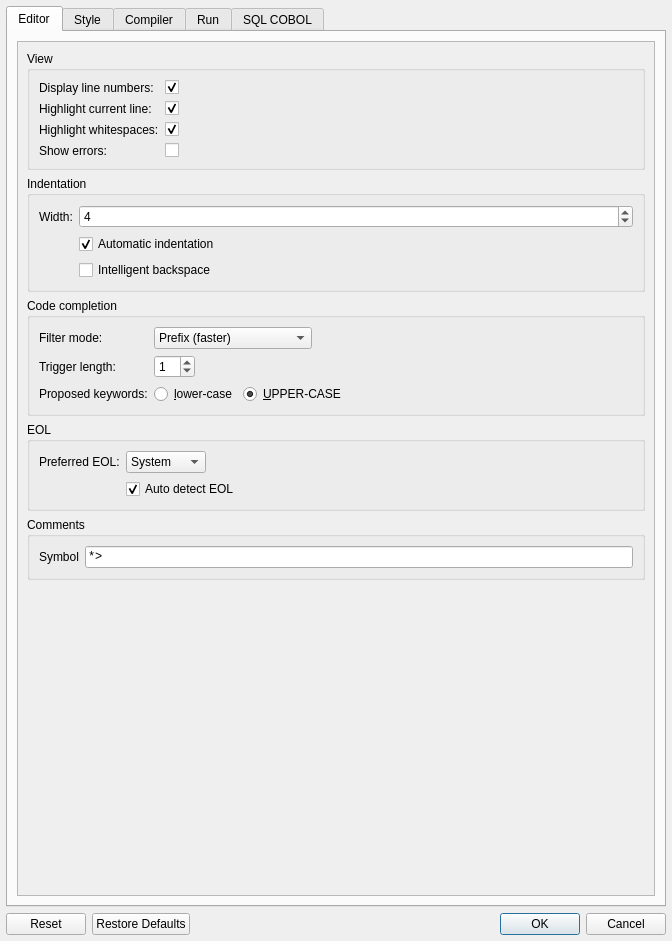
Above: forms/dlg_preferences.ui from OpenCobolIDE/OpenCobolIDE before the change. Below: the same form after it.
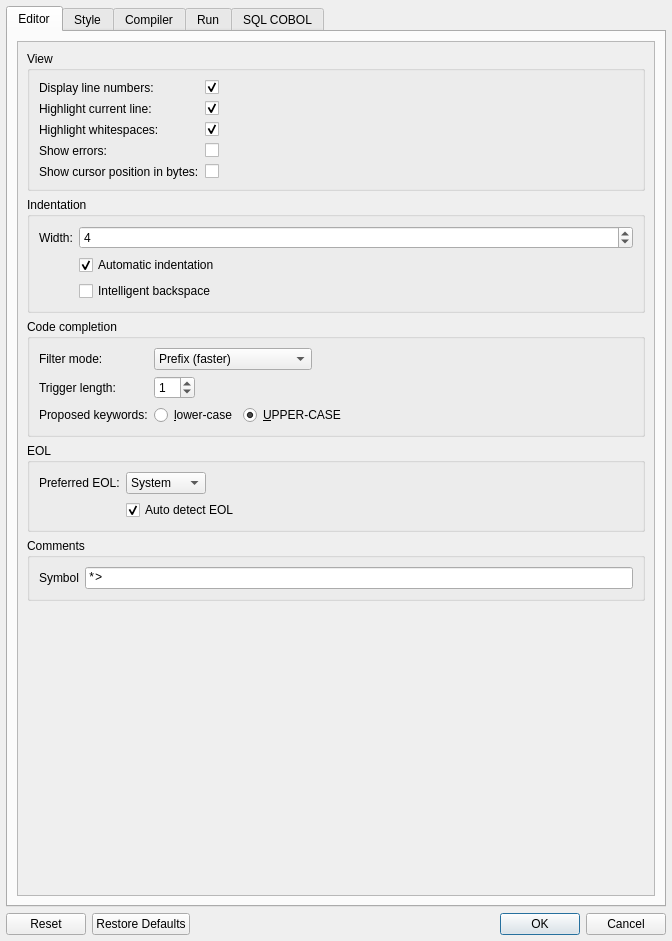
That is the form after the change. The open tabs and pages were chosen to show the change. Icons and pictures are not drawn. Custom widgets are drawn as their Qt base class.

Commit message:
Add ability to show cursor position in bytes
Close #200

```diff
--- a/forms/dlg_preferences.ui
+++ b/forms/dlg_preferences.ui
@@ -91,8 +91,8 @@
               <rect>
                <x>0</x>
                <y>0</y>
-               <width>634</width>
-               <height>851</height>
+               <width>636</width>
+               <height>840</height>
               </rect>
              </property>
              <layout class="QVBoxLayout" name="verticalLayout_7">
@@ -188,6 +188,23 @@
                    </property>
                   </widget>
                  </item>
+                 <item row="4" column="0">
+                  <widget class="QLabel" name="label_38">
+                   <property name="text">
+                    <string>Show cursor position in bytes:</string>
+                   </property>
+                  </widget>
+                 </item>
+                 <item row="4" column="1">
+                  <widget class="QCheckBox" name="cb_cursor_pos_in_bytes">
+                   <property name="toolTip">
+                    <string>&lt;html&gt;&lt;head/&gt;&lt;body&gt;&lt;p&gt;Check this if you want to see the cursor position expressed in bytes instead of characters (encoding is then taken into account).&lt;/p&gt;&lt;/body&gt;&lt;/html&gt;</string>
+                   </property>
+                   <property name="text">
+                    <string/>
+                   </property>
+                  </widget>
+                 </item>
                 </layout>
                </widget>
               </item>
```
Left out of the diff: 53 changed lines with no effect on the pictures. The commit also changes 4 other files.
